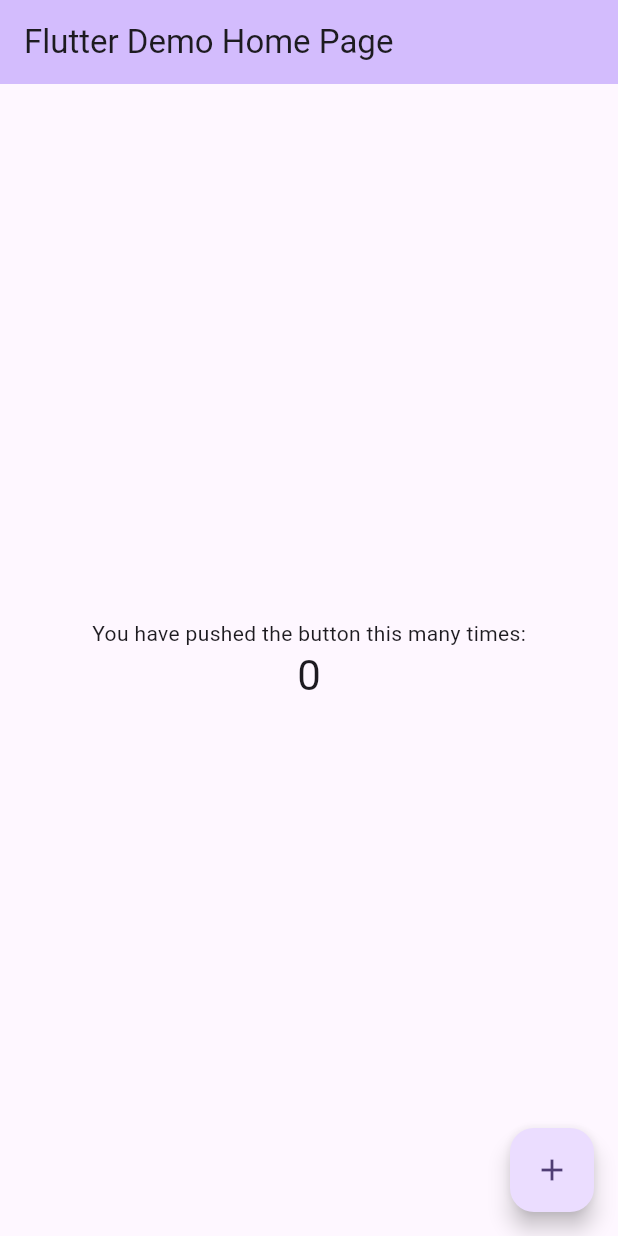
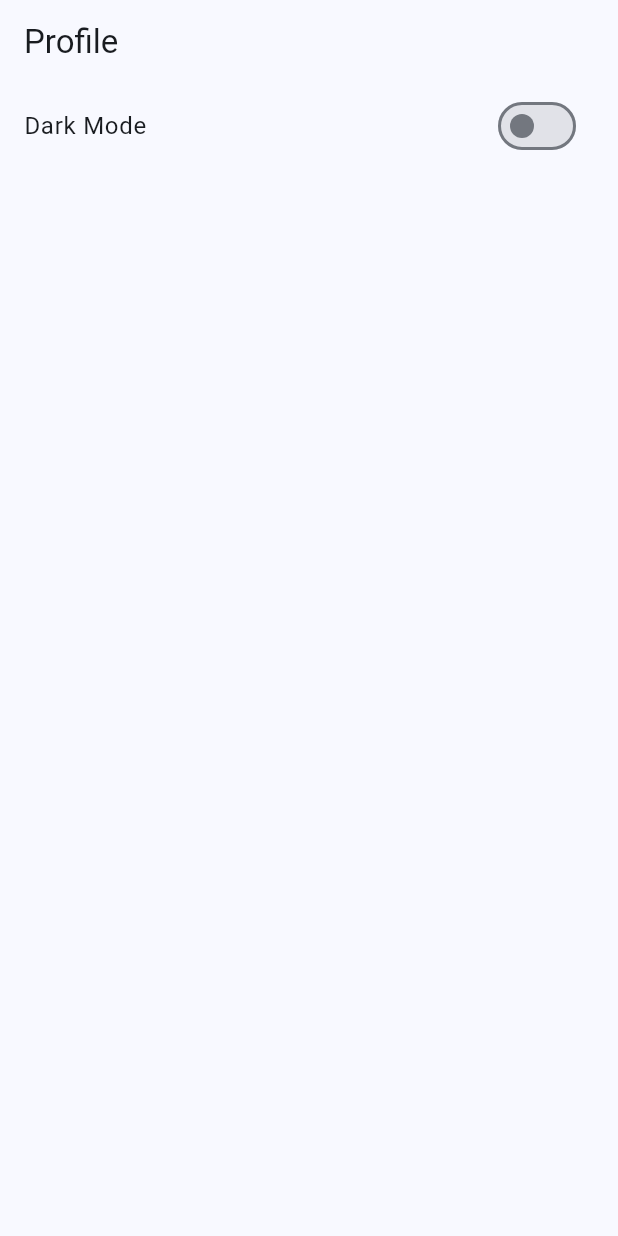
Before and after one commit to fdzvic/challenge_evertec, a Flutter app: the screen it shows after launch, on a phone screen of 412 x 824 dp. Run offline on Flutter 3.47's test engine with Material 3 defaults, Android fonts, the phone set to English and light mode, and no system bars; our stand-ins replace equatable, flutter_bloc, get_it.

Commit message:
feat: implement theme management

```diff
--- /dev/null
+++ b/lib/app.dart
@@ -0,0 +1,28 @@
+import 'package:challenge_evertec/features/profile/pages/profile_page.dart';
+import 'package:flutter/material.dart';
+import 'package:flutter_bloc/flutter_bloc.dart';
+import 'core/di/service_locator.dart';
+import 'core/theme/app_theme.dart';
+import 'core/theme/theme_cubit.dart';
+import 'core/theme/theme_state.dart';
+
+class MyApp extends StatelessWidget {
+  const MyApp({super.key});
+  @override
+  Widget build(BuildContext context) {
+    return BlocProvider.value(
+      value: getIt<ThemeCubit>(),
+      child: BlocBuilder<ThemeCubit, ThemeState>(
+        builder: (context, state) {
+          return MaterialApp(
+            debugShowCheckedModeBanner: false,
+            theme: AppTheme.lightTheme,
+            darkTheme: AppTheme.darkTheme,
+            themeMode: state.themeMode,
+            home: const ProfilePage(),
+          );
+        },
+      ),
+    );
+  }
+}
--- /dev/null
+++ b/lib/core/di/service_locator.dart
@@ -0,0 +1,10 @@
+import 'package:challenge_evertec/core/theme/theme_cubit.dart';
+import 'package:get_it/get_it.dart';
+
+
+final getIt = GetIt.instance;
+
+Future<void> serviceLocatorInit() async {
+  // Theme
+  getIt.registerLazySingleton<ThemeCubit>(() => ThemeCubit());
+}
--- /dev/null
+++ b/lib/core/theme/app_theme.dart
@@ -0,0 +1,27 @@
+import 'package:flutter/material.dart';
+
+class AppTheme {
+  AppTheme._();
+
+  static ThemeData get lightTheme {
+    return ThemeData(
+      useMaterial3: true,
+      brightness: Brightness.light,
+      colorScheme: ColorScheme.fromSeed(
+        seedColor: Colors.blue,
+        brightness: Brightness.light,
+      ),
+    );
+  }
+
+  static ThemeData get darkTheme {
+    return ThemeData(
+      useMaterial3: true,
+      brightness: Brightness.dark,
+      colorScheme: ColorScheme.fromSeed(
+        seedColor: Colors.blue,
+        brightness: Brightness.dark,
+      ),
+    );
+  }
+}
--- /dev/null
+++ b/lib/core/theme/theme_cubit.dart
@@ -0,0 +1,33 @@
+import 'package:flutter/material.dart';
+import 'package:flutter_bloc/flutter_bloc.dart';
+import 'theme_state.dart';
+
+class ThemeCubit extends Cubit<ThemeState> {
+  ThemeCubit() : super(const ThemeState(themeMode: ThemeMode.system));
+
+  void setLightMode() {
+    emit(state.copyWith(themeMode: ThemeMode.light, ));
+  }
+
+  void setDarkMode() {
+    emit(state.copyWith(themeMode: ThemeMode.dark));
+  }
+
+  void setSystemMode() {
+    emit(state.copyWith(themeMode: ThemeMode.system));
+  }
+
+  void toggleTheme() {
+    if (state.themeMode == ThemeMode.light) {
+      setDarkMode();
+    } else {
+      setLightMode();
+    }
+  }
+
+  bool isDarkMode(Brightness platformBrightness) {
+    if (state.themeMode == ThemeMode.dark) return true;
+    if (state.themeMode == ThemeMode.light) return false;
+    return platformBrightness == Brightness.dark;
+  }
+}
--- /dev/null
+++ b/lib/core/theme/theme_state.dart
@@ -0,0 +1,17 @@
+import 'package:equatable/equatable.dart';
+import 'package:flutter/material.dart';
+
+class ThemeState extends Equatable {
+  final ThemeMode themeMode;
+
+  const ThemeState({required this.themeMode});
+
+  @override
+  List<Object?> get props => [themeMode];
+
+  ThemeState copyWith({ThemeMode? themeMode}) {
+    return ThemeState(
+      themeMode: themeMode ?? this.themeMode,
+    );
+  }
+}
--- /dev/null
+++ b/lib/core/utils/design/atoms/ev_switch.dart
@@ -0,0 +1,20 @@
+import 'package:flutter/material.dart';
+
+class EvSwitch extends StatelessWidget {
+  final bool value;
+  final ValueChanged<bool> onChanged;
+
+  const EvSwitch({
+    super.key,
+    required this.value,
+    required this.onChanged,
+  });
+
+  @override
+  Widget build(BuildContext context) {
+    return Switch(
+      value: value,
+      onChanged: onChanged,
+    );
+  }
+}
--- /dev/null
+++ b/lib/features/profile/pages/profile_page.dart
@@ -0,0 +1,36 @@
+import 'package:challenge_evertec/core/utils/design/atoms/ev_switch.dart';
+import 'package:flutter/material.dart';
+import '../../../../../core/theme/theme_cubit.dart';
+import '../../../../../core/theme/theme_state.dart';
+import 'package:flutter_bloc/flutter_bloc.dart';
+
+class ProfilePage extends StatelessWidget {
+  const ProfilePage({super.key});
+
+  @override
+  Widget build(BuildContext context) {
+    return BlocBuilder<ThemeCubit, ThemeState>(
+      builder: (context, state) {
+        final brightness = MediaQuery.of(context).platformBrightness;
+        final isDark = context.read<ThemeCubit>().isDarkMode(brightness);
+
+        return Scaffold(
+          appBar: AppBar(title: const Text('Profile')),
+          body: ListTile(
+            title: const Text('Dark Mode'),
+            trailing: EvSwitch(
+              value: isDark,
+              onChanged: (value) {
+                if (value) {
+                  context.read<ThemeCubit>().setDarkMode();
+                } else {
+                  context.read<ThemeCubit>().setLightMode();
+                }
+              },
+            ),
+          ),
+        );
+      },
+    );
+  }
+}
--- a/lib/main.dart
+++ b/lib/main.dart
@@ -1,64 +1,9 @@
+import 'package:challenge_evertec/app.dart';
 import 'package:flutter/material.dart';
+import 'core/di/service_locator.dart' as di;
 
-void main() {
+void main() async {
+  WidgetsFlutterBinding.ensureInitialized();
+  await di.serviceLocatorInit();
   runApp(const MyApp());
 }
-
-class MyApp extends StatelessWidget {
-  const MyApp({super.key});
-  @override
-  Widget build(BuildContext context) {
-    return MaterialApp(
-      title: 'Flutter Demo',
-      theme: ThemeData(
-        colorScheme: .fromSeed(seedColor: Colors.deepPurple),
-      ),
-      home: const MyHomePage(title: 'Flutter Demo Home Page'),
-    );
-  }
-}
-
-class MyHomePage extends StatefulWidget {
-  const MyHomePage({super.key, required this.title});
-  final String title;
-
-  @override
-  State<MyHomePage> createState() => _MyHomePageState();
-}
-
-class _MyHomePageState extends State<MyHomePage> {
-  int _counter = 0;
-
-  void _incrementCounter() {
-    setState(() {
-      _counter++;
-    });
-  }
-
-  @override
-  Widget build(BuildContext context) {
-    return Scaffold(
-      appBar: AppBar(
-        backgroundColor: Theme.of(context).colorScheme.inversePrimary,
-        title: Text(widget.title),
-      ),
-      body: Center(
-        child: Column(
-          mainAxisAlignment: .center,
-          children: [
-            const Text('You have pushed the button this many times:'),
-            Text(
-              '$_counter',
-              style: Theme.of(context).textTheme.headlineMedium,
-            ),
-          ],
-        ),
-      ),
-      floatingActionButton: FloatingActionButton(
-        onPressed: _incrementCounter,
-        tooltip: 'Increment',
-        child: const Icon(Icons.add),
-      ),
-    );
-  }
-}
```
Also changed, not shown: lib/features/home/home.dart (added, +46 -0 lines), pubspec.yaml (+10 -70 lines), lib/core/utils/design/atoms/ev_button.dart (added), lib/core/utils/design/atoms/ev_text.dart (added), lib/features/auth/auth.dart (added), pubspec.lock, 5 other files.
